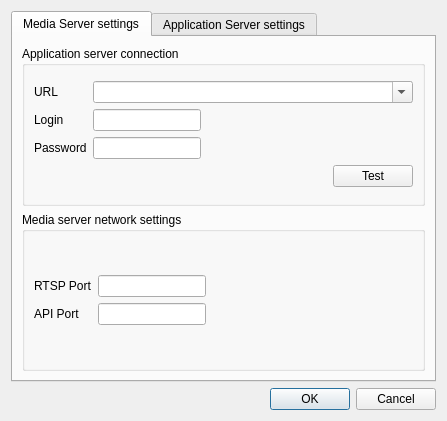
Before: the Qt Designer form traytool/src/settings.ui in networkoptix/nx_open, drawn with Qt 5.
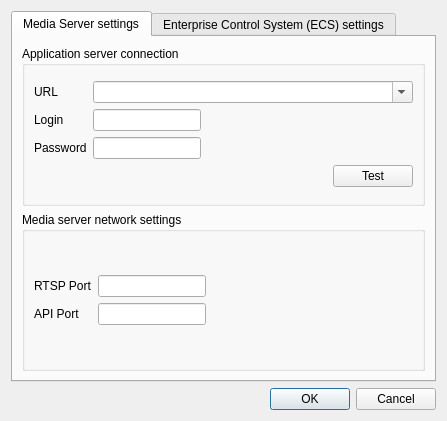
After: the same form once the commit is applied.

Commit message:
AppServer renamed to ECS
<==== Mercurial data ====>
Branch: master

Diff of the .ui file:
```diff
--- a/traytool/src/settings.ui
+++ b/traytool/src/settings.ui
@@ -186,7 +186,7 @@
      </widget>
      <widget class="QWidget" name="tabAppServer">
       <attribute name="title">
-       <string>Application Server settings</string>
+       <string>Enterprise Control System (ECS) settings</string>
       </attribute>
       <layout class="QVBoxLayout" name="verticalLayout_3">
        <item>
```
The commit also changes 1 other file.
